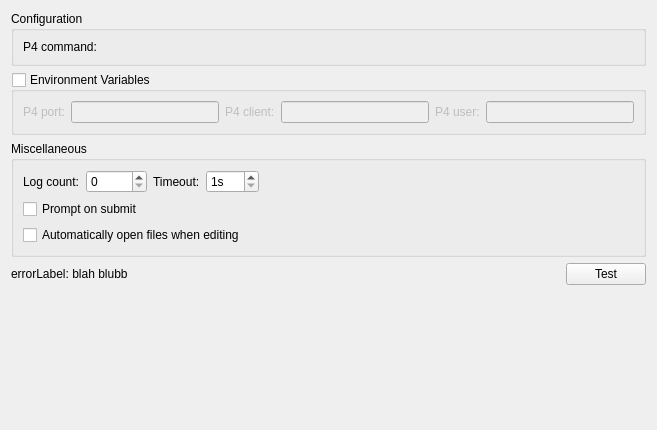
The window that src/plugins/perforce/settingspage.ui (qt-creator/qt-creator) describes before a commit, drawn with Qt 5.
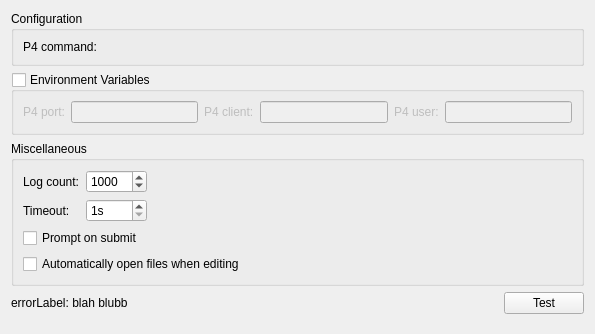
The same window after the commit. Custom widgets are drawn as their Qt base class.

The edit to the form file:
```diff
--- a/src/plugins/perforce/settingspage.ui
+++ b/src/plugins/perforce/settingspage.ui
@@ -6,8 +6,8 @@
    <rect>
     <x>0</x>
     <y>0</y>
-    <width>657</width>
-    <height>430</height>
+    <width>595</width>
+    <height>334</height>
    </rect>
   </property>
   <layout class="QVBoxLayout" name="verticalLayout">
@@ -85,78 +85,69 @@
      </property>
      <layout class="QGridLayout" name="gridLayout_2">
       <item row="0" column="0">
-       <layout class="QHBoxLayout" name="horizontalLayout_4">
-        <item>
-         <layout class="QHBoxLayout" name="horizontalLayout_2">
-          <item>
            <widget class="QLabel" name="logCountLabel">
             <property name="text">
              <string>Log count:</string>
             </property>
            </widget>
           </item>
-          <item>
+      <item row="0" column="1">
            <widget class="QSpinBox" name="logCountSpinBox">
             <property name="maximum">
              <number>10000</number>
             </property>
-           </widget>
-          </item>
-         </layout>
-        </item>
-        <item>
-         <layout class="QHBoxLayout" name="horizontalLayout_3">
-          <item>
-           <widget class="QLabel" name="timeOutLabel">
-            <property name="text">
-             <string>Timeout:</string>
+        <property name="value">
+         <number>1000</number>
             </property>
            </widget>
           </item>
-          <item>
-           <widget class="QSpinBox" name="timeOutSpinBox">
-            <property name="suffix">
-             <string>s</string>
-            </property>
-            <property name="minimum">
-             <number>1</number>
-            </property>
-            <property name="maximum">
-             <number>360</number>
-            </property>
-           </widget>
-          </item>
-         </layout>
-        </item>
-        <item>
+      <item row="0" column="4">
          <spacer name="horizontalSpacer_2">
           <property name="orientation">
            <enum>Qt::Horizontal</enum>
           </property>
           <property name="sizeHint" stdset="0">
            <size>
-            <width>40</width>
-            <height>20</height>
+          <width>396</width>
+          <height>22</height>
            </size>
           </property>
          </spacer>
         </item>
-       </layout>
-      </item>
-      <item row="1" column="0">
+      <item row="2" column="0" colspan="5">
        <widget class="QCheckBox" name="promptToSubmitCheckBox">
         <property name="text">
          <string>Prompt on submit</string>
         </property>
        </widget>
       </item>
-      <item row="2" column="0">
+      <item row="3" column="0" colspan="5">
        <widget class="QCheckBox" name="autoOpenCheckBox">
         <property name="text">
          <string>Automatically open files when editing</string>
         </property>
        </widget>
       </item>
+      <item row="1" column="0">
+       <widget class="QLabel" name="timeOutLabel">
+        <property name="text">
+         <string>Timeout:</string>
+        </property>
+       </widget>
+      </item>
+      <item row="1" column="1">
+       <widget class="QSpinBox" name="timeOutSpinBox">
+        <property name="suffix">
+         <string>s</string>
+        </property>
+        <property name="minimum">
+         <number>1</number>
+        </property>
+        <property name="maximum">
+         <number>360</number>
+        </property>
+       </widget>
+      </item>
      </layout>
     </widget>
    </item>
```
Lines whose indentation alone changed are shown as unchanged.
